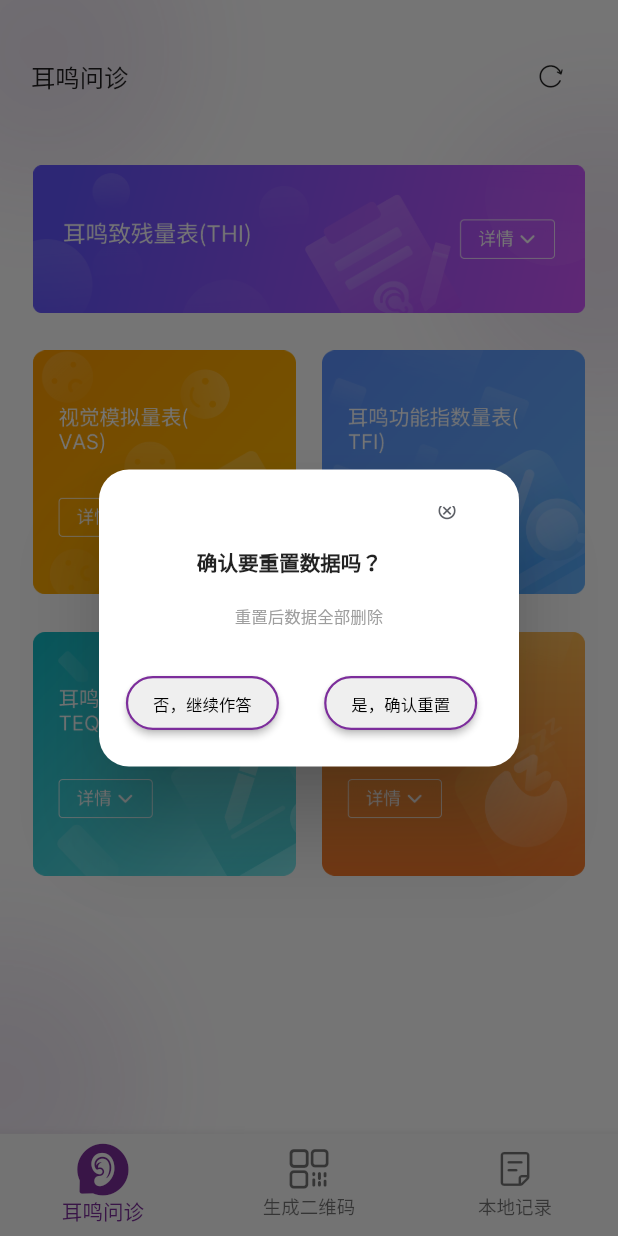
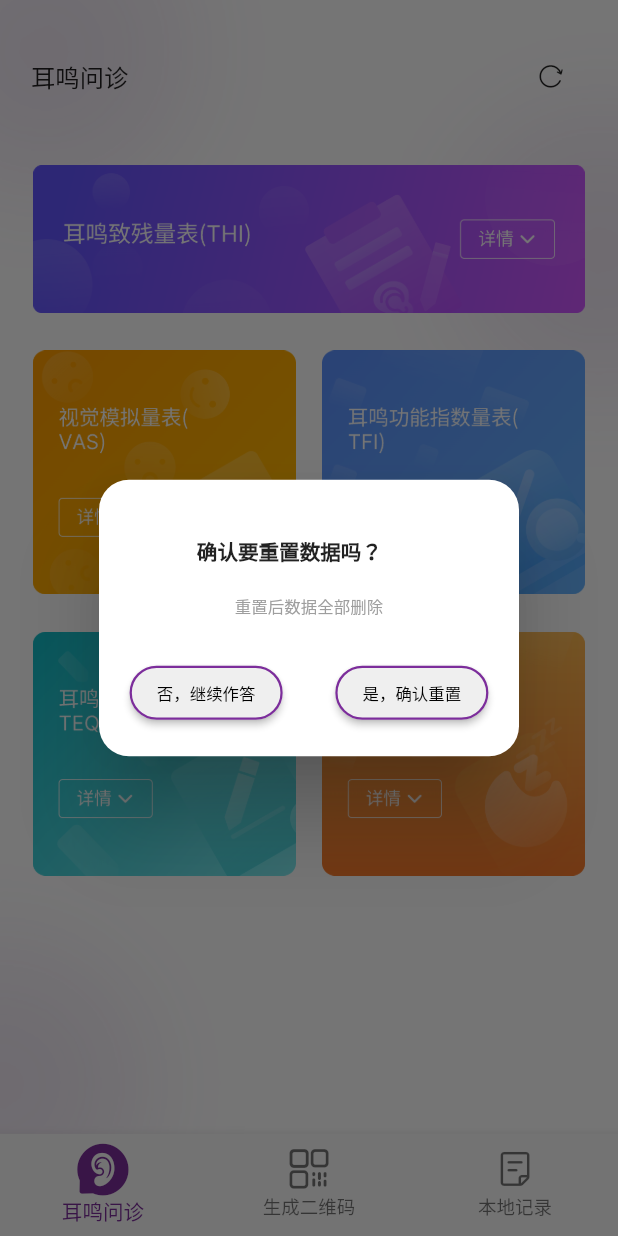
Before and after one commit to Yn-Fun/TinnitusQuizUIVersion, a Flutter app: the screen it shows after launch, after a tap on an icon or button, on a phone screen of 412 x 824 dp. Run offline on Flutter 3.47's test engine with Material 2 defaults, Android fonts, the phone set to English and light mode, and no system bars; our stand-ins replace permission_handler, qr_flutter; missing offline and left inert: flutter_splash_screen.

Commit message:
第三次提交 （增加返回判断和弹窗，居中了弹窗内内容）

```diff
--- a/lib/bottom_sections/quizSelectionPage.dart
+++ b/lib/bottom_sections/quizSelectionPage.dart
@@ -95,11 +95,9 @@ class QuizSelectionPageState extends State<QuizSelectionPage> {
                                   contentPadding:
                                       const EdgeInsets.fromLTRB(0, 20, 0, 20) *
                                           MediaQSize.widthRefScale,
-                                  icon: Stack(
-                                    children: [
-                                      Padding(
+                                  icon: Padding(
                                     padding: const EdgeInsets.only(
-                                                left: 60, right: 60, top: 40) *
+                                            left: 60, right: 60, top: 20) *
                                         MediaQSize.widthRefScale,
                                     child: Text(
                                       '确认要重置数据吗？',
@@ -108,20 +106,6 @@ class QuizSelectionPageState extends State<QuizSelectionPage> {
                                               20 * MediaQSize.widthRefScale,
                                           fontWeight: FontWeight.w600),
                                     ),
-                                      ),
-                                      Positioned(
-                                        bottom: 30 * MediaQSize.widthRefScale,
-                                        right: 0 * MediaQSize.widthRefScale,
-                                        child: IconButton(
-                                            icon: Icon(Icons.cancel_outlined,
-                                                color: AppColors.darkgrey,
-                                                size: 20 *
-                                                    MediaQSize
-                                                        .widthRefScale), //叉
-                                            onPressed:
-                                                Navigator.of(context).pop),
-                                      )
-                                    ],
                                   ),
                                   shape: RoundedRectangleBorder(
                                     borderRadius: BorderRadius.circular(20),
@@ -226,8 +210,6 @@ class QuizSelectionPageState extends State<QuizSelectionPage> {
                                                 15 * MediaQSize.widthRefScale)
                                       ],
                                     ),
-                                    SizedBox(
-                                        height: 15 * MediaQSize.widthRefScale)
                                   ],
                                 );
                               },
```
Also changed, not shown: lib/quiz_pages/aQuizPage.dart (+4 -34 lines). Lines whose indentation alone changed are shown as unchanged.
